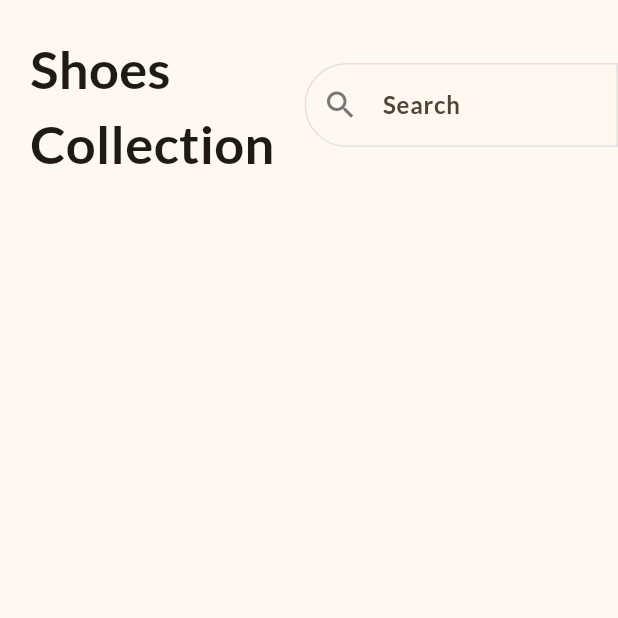
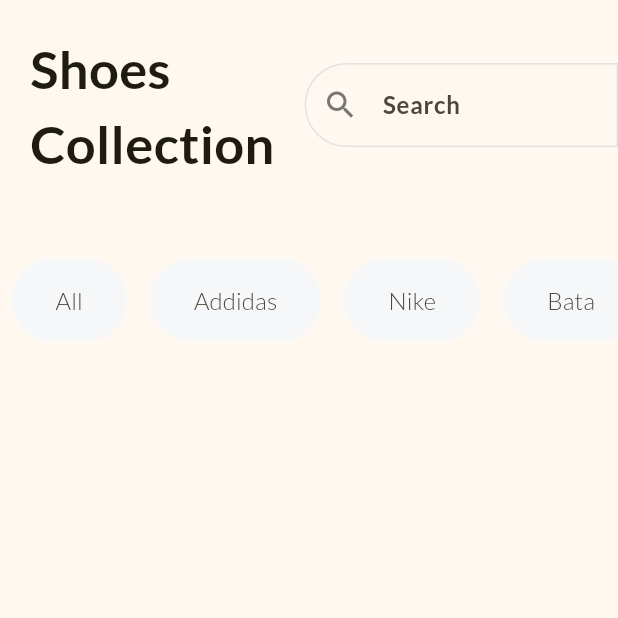
Before and after one commit to DannyHash/shop_app_flutter, a Flutter app: the screen it shows after launch, on a phone screen of 412 x 824 dp, the top half of it. Run offline on Flutter 3.47's test engine with Material 3 defaults, Android fonts, the phone set to English and light mode, and no system bars.

Commit message:
Addeded filter chips to HomePage for product categorization

```diff
--- a/lib/home_page.dart
+++ b/lib/home_page.dart
@@ -2,6 +2,13 @@ import 'package:flutter/material.dart';
 
 class HomePage extends StatelessWidget {
   const HomePage({super.key});
+
+  final List<String> filters = const [
+    'All',
+    'Addidas',
+    'Nike',
+    'Bata',
+  ];
 
   @override
   Widget build(BuildContext context) {
@@ -42,6 +49,36 @@ class HomePage extends StatelessWidget {
                 ),
               ],
             ),
+            SizedBox(
+              height: 120,
+              child: ListView.builder(
+                itemCount: filters.length,
+                scrollDirection: Axis.horizontal,
+                itemBuilder: (context, index) {
+                  final filter = filters[index];
+                  return Padding(
+                    padding: const EdgeInsets.symmetric(horizontal: 8.0),
+                    child: Chip(
+                      backgroundColor: Color.fromRGBO(245, 247, 249, 1),
+                      side: BorderSide(
+                        color: Color.fromRGBO(245, 247, 249, 1),
+                      ),
+                      label: Text(filter),
+                      labelStyle: TextStyle(
+                        fontSize: 16,
+                      ),
+                      padding: EdgeInsets.symmetric(
+                        horizontal: 20,
+                        vertical: 15,
+                      ),
+                      shape: RoundedRectangleBorder(
+                        borderRadius: BorderRadius.circular(30),
+                      ),
+                    ),
+                  );
+                },
+              ),
+            )
           ],
         ),
       ),
```
